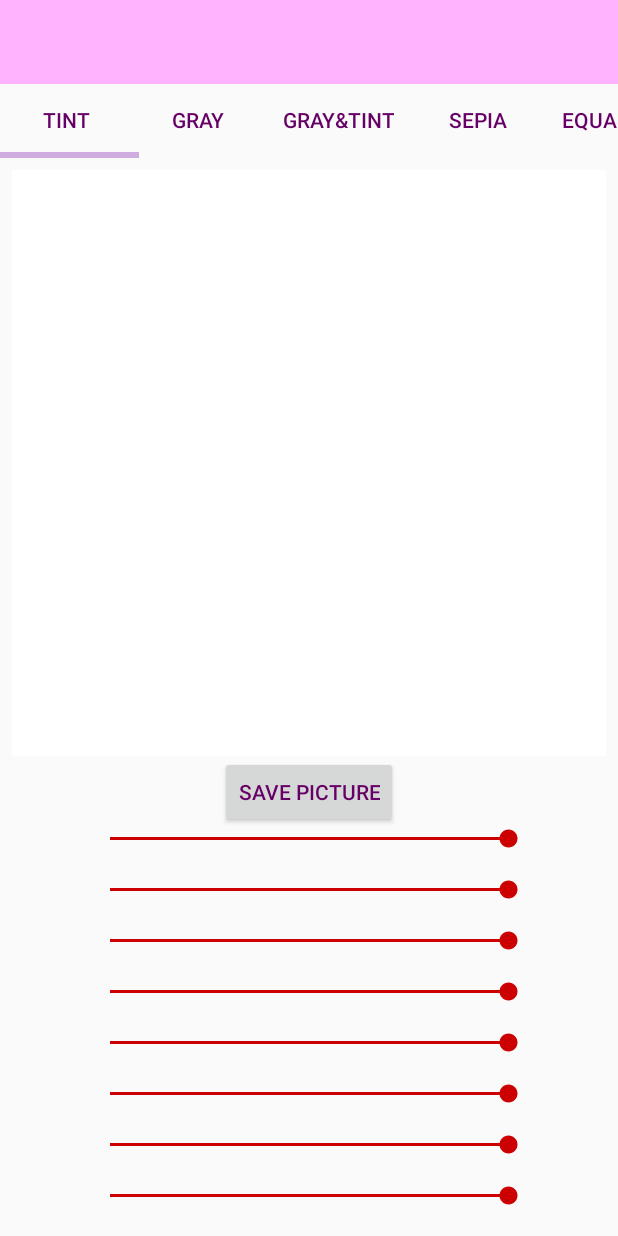
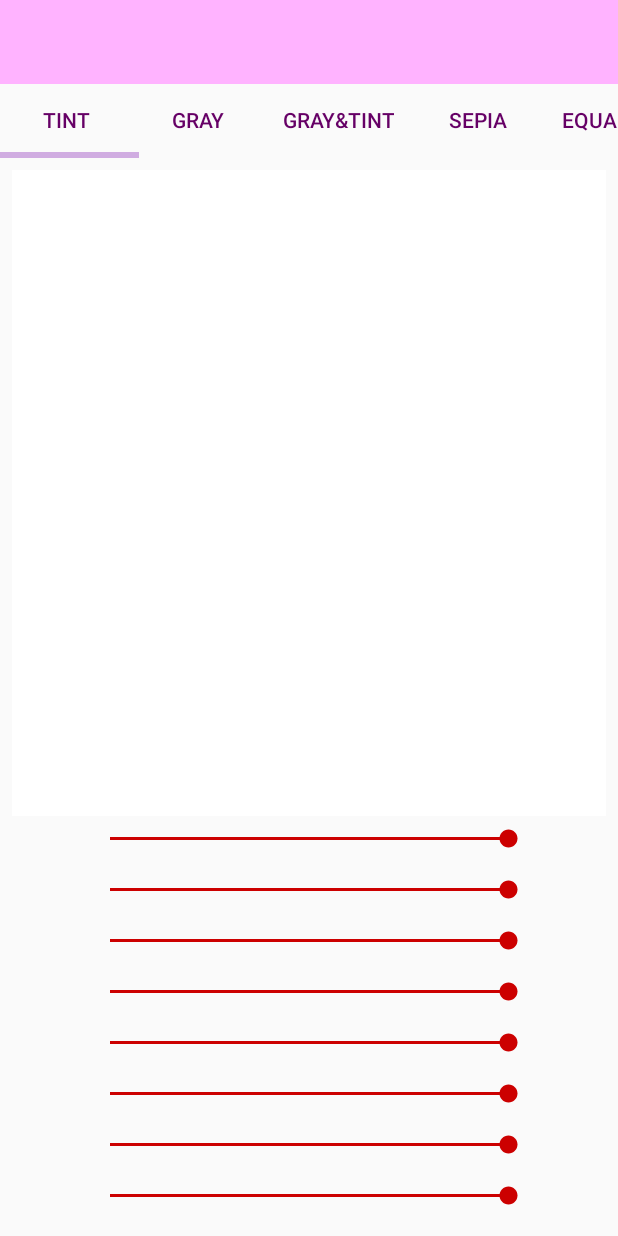
Before and after one commit to azizounette/AndroidProject, an Android app: the layout activity_main.xml on its own in the app's theme, with its tools: preview values and no code run, on a phone screen of 412 x 824 dp. Run offline under Robolectric (Android 15) with nearby library versions, the phone set to English and light mode, and no system bars.

Commit message:
[VISIBILITY] Changed buttons' visibility according to permissions

```diff
--- a/SEGUIN_LARVET_AndroidProject/app/src/main/res/layout/activity_main.xml
+++ b/SEGUIN_LARVET_AndroidProject/app/src/main/res/layout/activity_main.xml
@@ -20,12 +20,13 @@
         android:id="@+id/imageView"
         android:layout_width="0dp"
         android:layout_height="0dp"
+        android:layout_marginBottom="8dp"
         android:layout_marginEnd="8dp"
         android:layout_marginStart="8dp"
         android:layout_marginTop="8dp"
         android:contentDescription="@string/imageView"
         android:scaleType="matrix"
-        app:layout_constraintBottom_toTopOf="@+id/saveButton"
+        app:layout_constraintBottom_toTopOf="@+id/warholBar"
         app:layout_constraintEnd_toEndOf="parent"
         app:layout_constraintStart_toStartOf="parent"
         app:layout_constraintTop_toBottomOf="@id/scrollBar"
@@ -126,17 +127,6 @@
         app:layout_constraintEnd_toEndOf="parent"
         app:layout_constraintStart_toStartOf="parent"
         tools:layout_editor_absoluteX="43dp" />
-
-    <Button
-        android:id="@+id/saveButton"
-        android:layout_width="wrap_content"
-        android:layout_height="wrap_content"
-        android:layout_marginLeft="8dp"
-        android:layout_marginRight="8dp"
-        android:text="@string/savePic"
-        app:layout_constraintBottom_toTopOf="@id/warholBar"
-        app:layout_constraintLeft_toLeftOf="parent"
-        app:layout_constraintRight_toRightOf="parent" />
 
     <HorizontalScrollView
         android:id="@+id/scrollBar"
--- a/SEGUIN_LARVET_AndroidProject/app/src/main/res/menu/menu.xml
+++ b/SEGUIN_LARVET_AndroidProject/app/src/main/res/menu/menu.xml
@@ -13,6 +13,11 @@
         android:title="Gallery"
         app:showAsAction="always" />
     <item
+        android:id="@+id/save"
+        android:icon="@android:drawable/ic_menu_save"
+        android:title="save"
+        app:showAsAction="always" />
+    <item
         android:id="@+id/resetButton"
         android:icon="@android:drawable/ic_menu_revert"
         android:title="Reset"
```
Also changed, not shown: SEGUIN_LARVET_AndroidProject/app/src/main/java/com/example/alarvet/seguin_larvet_androidproject/MainActivity.java (+11 -36 lines).
